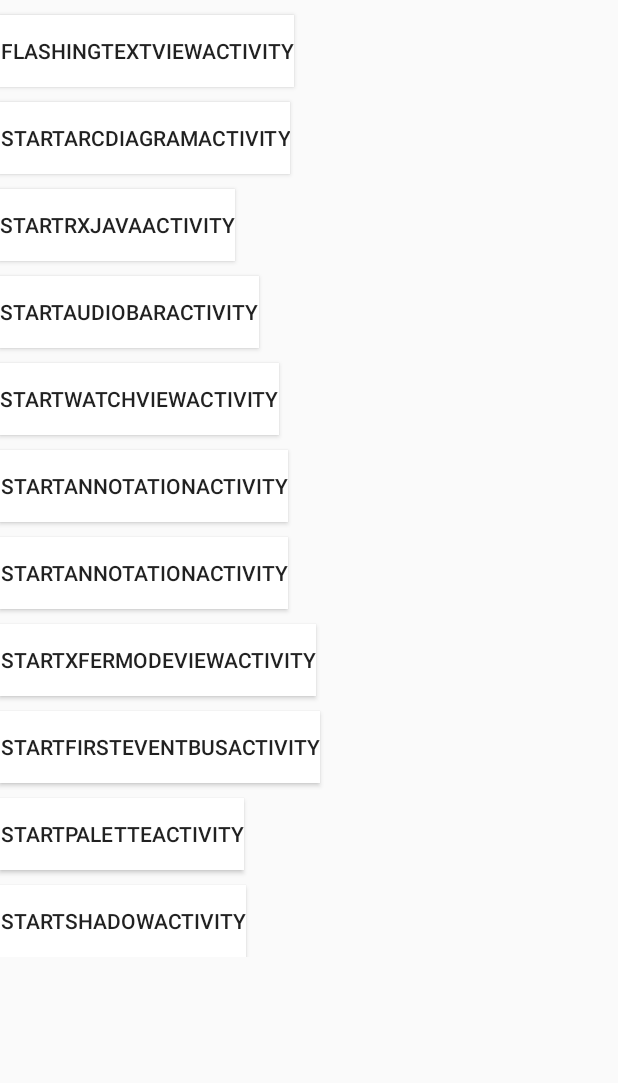
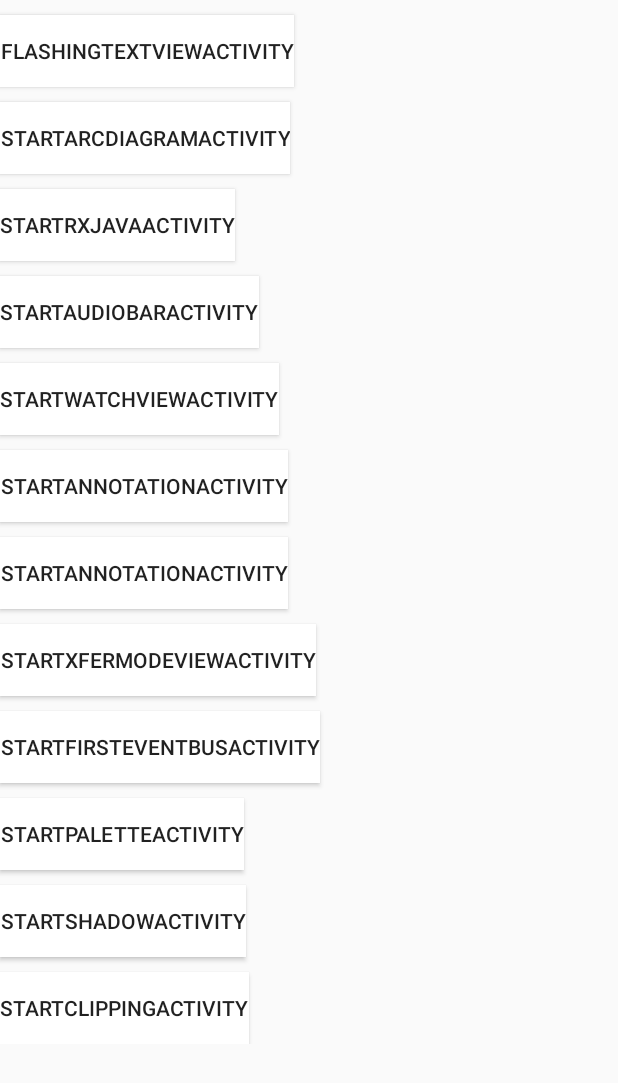
Before and after one commit to jidishengguang123/AndroidDemo, an Android app: the screen it shows after launch (MainActivity), on a phone screen of 412 x 824 dp. Shown: the top 1083 px of the screen. Run offline under Robolectric (Android 15) with nearby library versions, the phone set to English and light mode, and no system bars.

Commit message:
提交Clipping（裁剪）demo

```diff
--- a/app/src/main/AndroidManifest.xml
+++ b/app/src/main/AndroidManifest.xml
@@ -74,6 +74,8 @@
         </activity>
         <activity android:name=".activity.ShadowActivity">
         </activity>
+        <activity android:name=".activity.ClippingActivity">
+        </activity>
     </application>
 
 </manifest>
--- a/app/src/main/java/com/jeck/demo/activity/MainActivity.java
+++ b/app/src/main/java/com/jeck/demo/activity/MainActivity.java
@@ -64,4 +64,9 @@ public class MainActivity extends AppCompatActivity {
         Intent intent = new Intent(this,ShadowActivity.class);
         startActivity(intent);
     }
+
+    public void startClippingActivity(View view){
+        Intent intent = new Intent(this,ClippingActivity.class);
+        startActivity(intent);
+    }
 }
--- a/app/src/main/res/layout/activity_main.xml
+++ b/app/src/main/res/layout/activity_main.xml
@@ -103,6 +103,14 @@
                 android:onClick="startShadowActivity"
                 android:text="startShadowActivity"/>
 
+            <Button
+                android:layout_width="wrap_content"
+                android:layout_height="wrap_content"
+                android:layout_marginTop="10dp"
+                android:background="@drawable/button_select_bg"
+                android:onClick="startClippingActivity"
+                android:text="startClippingActivity"/>
+
         </LinearLayout>
     </ScrollView>
 
```
Also changed, not shown: app/src/main/java/com/jeck/demo/activity/ClippingActivity.java (added, +35 -0 lines), app/src/main/res/layout/activity_clipping.xml (added, +27 -0 lines).
